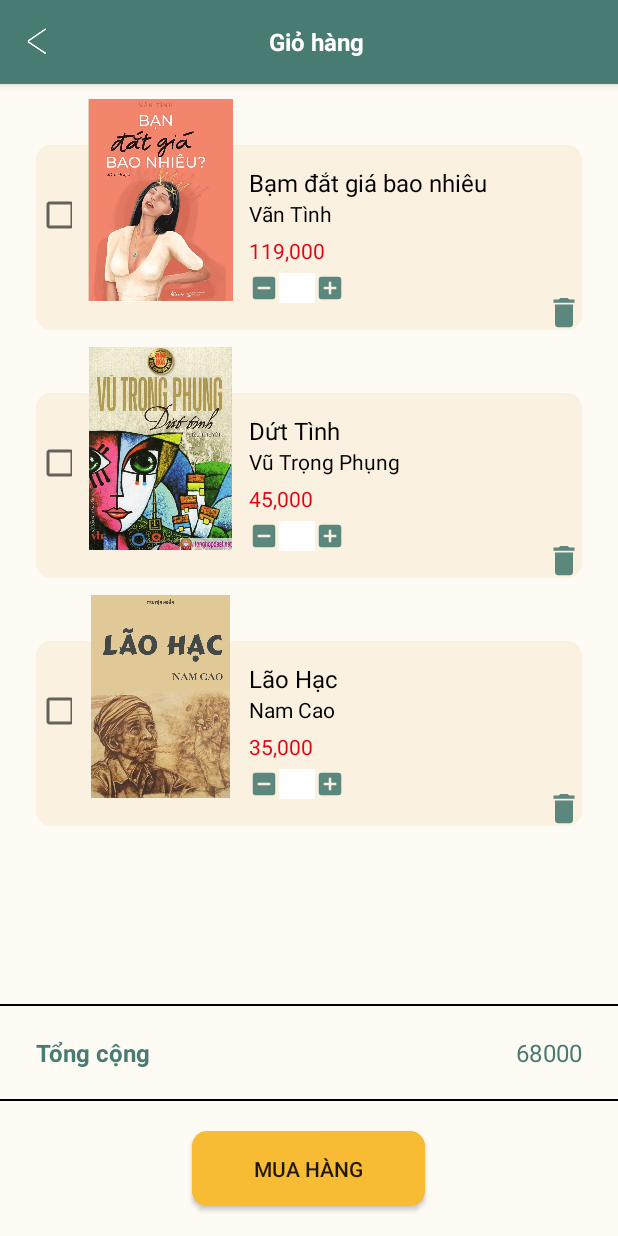
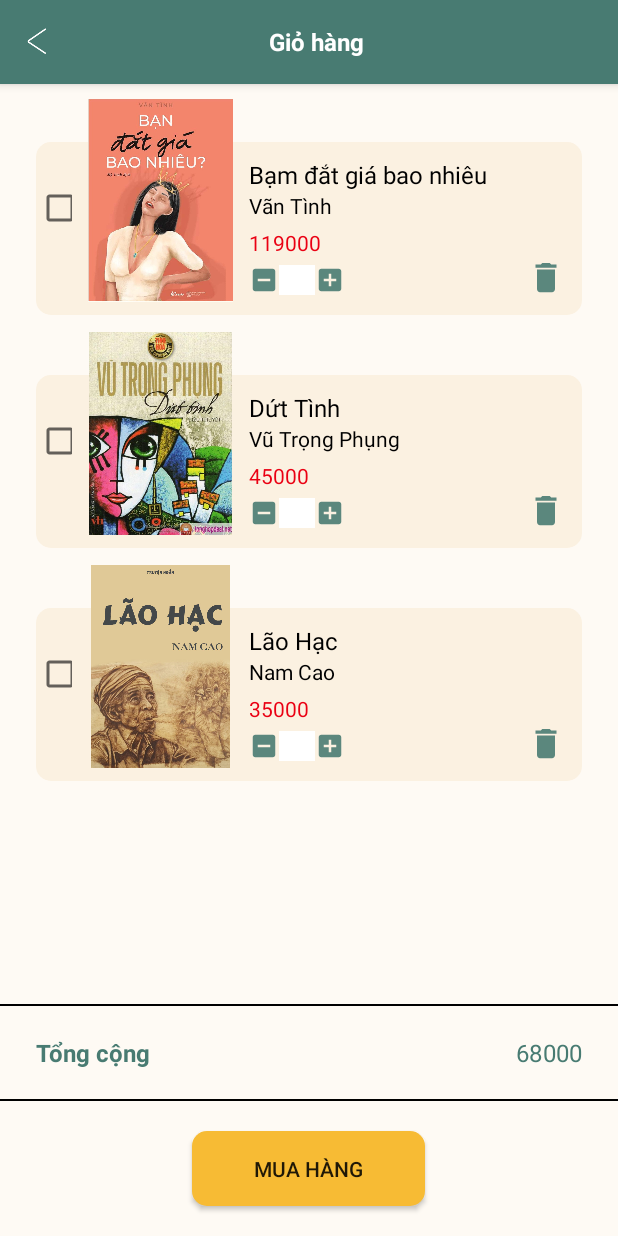
Before and after one commit to maithithuyhau/Meraki_Book_App, an Android app: the CartActivity screen opened directly, with no data from a screen before it, on a phone screen of 412 x 824 dp. Run offline under Robolectric (Android 15) with nearby library versions, the phone set to English and light mode, and no system bars.

Commit message:
Update payment xml + account xml

```diff
--- a/app/src/main/java/com/example/adapter/CartAdapter.java
+++ b/app/src/main/java/com/example/adapter/CartAdapter.java
@@ -4,6 +4,7 @@ import android.content.Context;
 import android.view.LayoutInflater;
 import android.view.View;
 import android.view.ViewGroup;
+import android.widget.EditText;
 import android.widget.ImageView;
 import android.widget.TextView;
 
--- a/app/src/main/java/com/example/merakibook/CartActivity.java
+++ b/app/src/main/java/com/example/merakibook/CartActivity.java
@@ -42,10 +42,9 @@ public class CartActivity extends AppCompatActivity {
 
     private void initData() {
         books = new ArrayList<>();
-        books.add(new Book("Bạm đắt giá bao nhiêu","Vãn Tình","320","45,000","119,000","NXB Văn Học","2018-08-01","Bìa mềm","14.5 x 20cm",R.string.sach_moi,R.drawable.bandatgiabaonhieu,R.string.ban_dat_gia_bao_nhieu));
-        books.add(new Book("Dứt Tình","Vũ Trọng Phụng","162","15,000","45,000","NXB Văn Học","2016-03-18","Bìa cứng","13 x 20.5 cm",R.string.sach_moi,R.drawable.duttinh,R.string.dut_tinh));
-        books.add(new Book("Lão Hạc","Nam Cao","208","15,000","35,000","Nhà Xuất Bản Dân Trí","2021","Bìa mềm","13 x 20cm",R.string.sach_moi,R.drawable.laohac,R.string.lao_hac));
-
+        books.add(new Book("Bạm đắt giá bao nhiêu","Vãn Tình","320","45000","119000","NXB Văn Học","2018-08-01","Bìa mềm","14.5 x 20cm",R.string.sach_moi,R.drawable.bandatgiabaonhieu,R.string.ban_dat_gia_bao_nhieu));
+        books.add(new Book("Dứt Tình","Vũ Trọng Phụng","162","15000","45000","NXB Văn Học","2016-03-18","Bìa cứng","13 x 20.5 cm",R.string.sach_moi,R.drawable.duttinh,R.string.dut_tinh));
+        books.add(new Book("Lão Hạc","Nam Cao","208","15000","35000","Nhà Xuất Bản Dân Trí","2021","Bìa mềm","13 x 20cm",R.string.sach_moi,R.drawable.laohac,R.string.lao_hac));
 
 
         adapter = new CartAdapter(getApplicationContext(), books);
--- a/app/src/main/res/layout/activity_account.xml
+++ b/app/src/main/res/layout/activity_account.xml
@@ -215,7 +215,8 @@
             android:layout_width="match_parent"
             android:layout_height="40dp"
             android:background="@color/light_skin"
-            android:layout_marginTop="10dp">
+            android:layout_marginTop="10dp"
+            android:id="@+id/layoutChinhSach">
 
             <TextView
                 android:layout_width="wrap_content"
@@ -244,7 +245,8 @@
             android:layout_width="match_parent"
             android:layout_height="40dp"
             android:background="@color/light_skin"
-            android:layout_marginTop="10dp">
+            android:layout_marginTop="10dp"
+            android:id="@+id/layoutGioiThieu">
 
             <TextView
                 android:layout_width="wrap_content"
--- a/app/src/main/res/layout/activity_cart_item_list.xml
+++ b/app/src/main/res/layout/activity_cart_item_list.xml
@@ -5,12 +5,12 @@
 
     <RelativeLayout
         android:layout_width="match_parent"
-        android:layout_height="155dp"
+        android:layout_height="145dp"
         android:layout_marginTop="10dp">
 
         <TextView
             android:layout_width="match_parent"
-            android:layout_height="123dp"
+            android:layout_height="115dp"
             android:layout_alignParentBottom="true"
             android:layout_marginBottom="1dp"
             android:background="@drawable/background_book" />
@@ -67,27 +67,31 @@
             android:layout_width="wrap_content"
             android:layout_height="wrap_content"
             android:layout_below="@+id/lvSachInfo"
+            android:layout_marginTop="5dp"
             android:layout_toEndOf="@+id/imvSach"
-            android:layout_marginTop="5dp">
+            android:gravity="center_vertical">
+
             <ImageButton
                 android:id="@+id/btnTru"
                 android:layout_width="20dp"
                 android:layout_height="20dp"
                 android:background="@drawable/ic_minus"
-                android:backgroundTint="@color/green"/>
+                android:backgroundTint="@color/green" />
+
             <EditText
                 android:id="@+id/edtSoLuong"
                 android:layout_width="24dp"
                 android:layout_height="20dp"
-                android:textSize="14sp"
                 android:background="@color/white"
-                android:textColor="@color/black"/>
+                android:textColor="@color/black"
+                android:textSize="14sp" />
+
             <ImageButton
                 android:id="@+id/btnCong"
                 android:layout_width="20dp"
                 android:layout_height="20dp"
                 android:background="@drawable/ic_plus"
-                android:backgroundTint="@color/green"/>
+                android:backgroundTint="@color/green" />
         </LinearLayout>
 
         <ImageButton
@@ -96,6 +100,8 @@
             android:layout_height="26dp"
             android:layout_alignParentEnd="true"
             android:layout_alignParentBottom="true"
+            android:layout_marginEnd="12dp"
+            android:layout_marginBottom="13dp"
             android:background="@drawable/ic_trash"
             android:backgroundTint="@color/green" />
 
--- a/app/src/main/res/layout/activity_my_rating.xml
+++ b/app/src/main/res/layout/activity_my_rating.xml
@@ -134,8 +134,7 @@
         android:layout_width="match_parent"
         android:layout_height="match_parent"
         android:layout_below="@id/gridLayoutRating"
-        android:orientation="vertical"
-        android:padding="10dp">
+        android:orientation="vertical">
 
     </LinearLayout>
 
```
Also changed, not shown: app/src/main/AndroidManifest.xml (+5 -10 lines), app/src/main/java/com/example/merakibook/AccountActivity.java (+21 -1 lines), app/src/main/res/layout/activity_payment.xml (+14 -3 lines).
